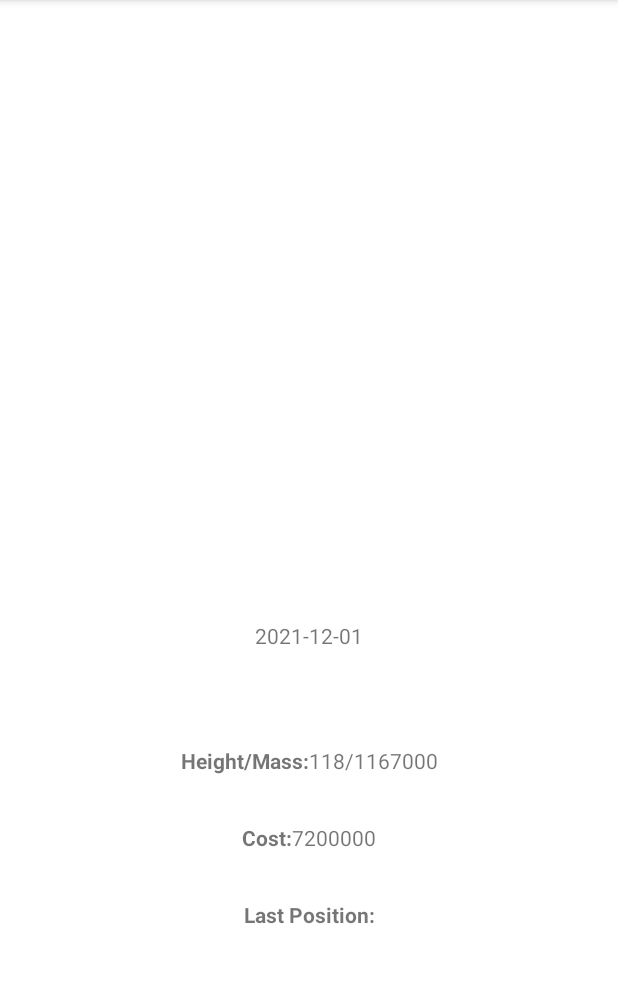
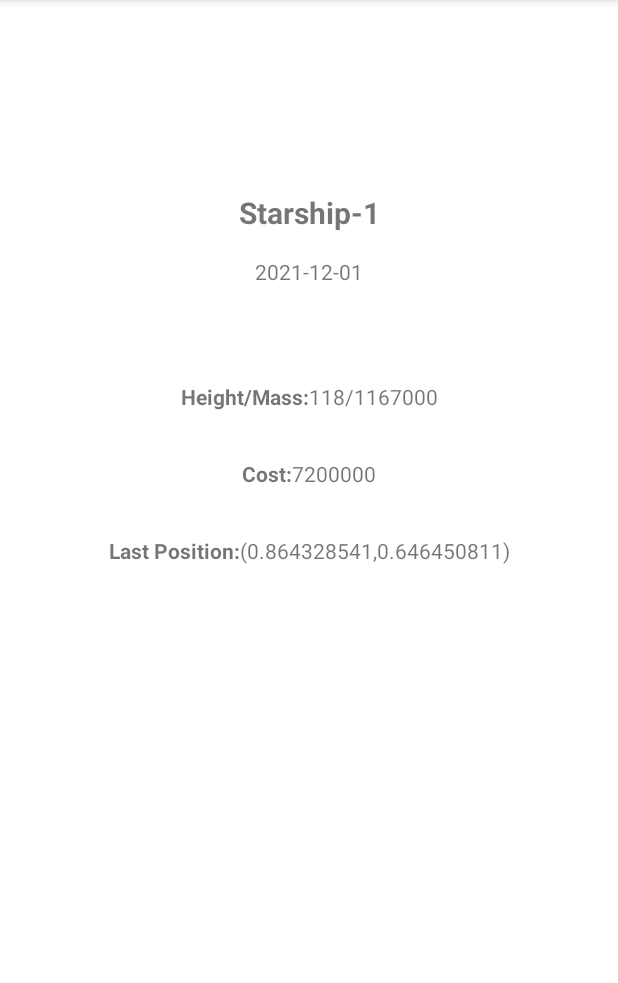
Before and after one commit to elifirembosca/Satellite, an Android app: the screen it shows after launch (MainActivity), after a tap on "Starship-1", on a phone screen of 412 x 824 dp, the part 84-1067 px from its top. Run offline under Robolectric (Android 15) with nearby library versions, the phone set to English and light mode, and no system bars; our stand-ins replace Room's generated code, data binding.

Commit message:
added positionList, added progressBar in SatelliteListScreen

```diff
--- a/app/src/main/java/com/example/satellite/data/Position.kt
+++ b/app/src/main/java/com/example/satellite/data/Position.kt
@@ -2,5 +2,5 @@ package com.example.satellite.data
 
 data class Position(
     val id: String,
-    val positionItems: List<PositionItem>
+    val positions: List<PositionItem>
 )
--- a/app/src/main/java/com/example/satellite/data/PositionsList.kt
+++ b/app/src/main/java/com/example/satellite/data/PositionsList.kt
@@ -1,5 +1,5 @@
 package com.example.satellite.data
 
 data class PositionsList(
-    val list: List<PositionItem>
+    val list: List<Position>
 )
--- a/app/src/main/java/com/example/satellite/view/satelliteDetail/SatelliteDetailFragment.kt
+++ b/app/src/main/java/com/example/satellite/view/satelliteDetail/SatelliteDetailFragment.kt
@@ -1,21 +1,35 @@
 package com.example.satellite.view.satelliteDetail
 
-import android.app.Application
 import android.os.Bundle
 import android.view.LayoutInflater
 import android.view.View
 import android.view.ViewGroup
 import androidx.fragment.app.Fragment
-import androidx.lifecycle.ViewModelProvider
+import androidx.lifecycle.*
+import com.example.satellite.data.Position
+import com.example.satellite.data.PositionsList
 import com.example.satellite.data.SatelliteDetailItem
 import com.example.satellite.databinding.FragmentSatelliteDetailBinding
+import com.example.satellite.utils.readAssetsFile
 import com.example.satellite.viewmodel.SatelliteDetailViewModel
+import com.google.gson.Gson
+import kotlinx.coroutines.*
+import kotlinx.coroutines.flow.asFlow
+import kotlinx.coroutines.flow.onEach
 
 class SatelliteDetailFragment : Fragment() {
 
     lateinit var binding: FragmentSatelliteDetailBinding
     private lateinit var viewModel: SatelliteDetailViewModel
-    var detail : SatelliteDetailItem? = null
+    private var detail: SatelliteDetailItem? = null
+    private var position: Position? = null
+
+    private val positionTimer = (1..2)
+        .asSequence()
+        .asFlow()
+        .onEach {
+            delay(3000)
+        }
 
     override fun onCreate(savedInstanceState: Bundle?) {
         super.onCreate(savedInstanceState)
@@ -28,8 +42,32 @@ class SatelliteDetailFragment : Fragment() {
         savedInstanceState: Bundle?
     ): View {
         binding = FragmentSatelliteDetailBinding.inflate(inflater, container, false)
+        getPositions()
         binding.satelliteDetail = detail
+        binding.satelliteName = requireArguments().getString("satelliteName")
         return binding.root
     }
 
+    private fun getPositions() {
+        val positionList = Gson().fromJson(
+            resources.assets.readAssetsFile("positions.json"),
+            PositionsList::class.java
+        )
+        position = positionList?.list?.filter { list ->
+            list.id == detail?.id.toString()
+        }?.get(0)
+        binding.positionData = "(${position?.positions?.get(0)?.posX}," +
+                "${position?.positions?.get(0)?.posY})"
+        updatePositions()
+    }
+
+
+    private fun updatePositions(): Job {
+        return lifecycleScope.launch {
+            positionTimer.collect {
+                binding.positionData = "(${position?.positions?.get(it)?.posX}," +
+                        "${position?.positions?.get(it)?.posY})"
+            }
+        }
+    }
 }
--- a/app/src/main/java/com/example/satellite/view/satelliteList/SatelliteListFragment.kt
+++ b/app/src/main/java/com/example/satellite/view/satelliteList/SatelliteListFragment.kt
@@ -2,9 +2,12 @@ package com.example.satellite.view.satelliteList
 
 import android.app.Application
 import android.os.Bundle
+import android.os.Handler
+import android.os.Looper
 import android.view.LayoutInflater
 import android.view.View
 import android.view.ViewGroup
+import androidx.core.view.isVisible
 import androidx.fragment.app.Fragment
 import androidx.lifecycle.ViewModelProvider
 import androidx.navigation.Navigation
@@ -22,7 +25,6 @@ class SatelliteListFragment : Fragment() {
 
     lateinit var binding: FragmentSatelliteListBinding
     private lateinit var viewModel: SatelliteListViewModel
-    private var satelliteList: SatelliteList? = null
     private var satelliteDetail: SatelliteDetail? = null
     private var selectedItem: SatelliteListItem? = null
 
@@ -38,24 +40,18 @@ class SatelliteListFragment : Fragment() {
         binding = FragmentSatelliteListBinding.inflate(inflater, container, false)
         getSatelliteList()
         setUi()
-        viewModel.satelliteDetailList.observe(viewLifecycleOwner) {
-            val detail = it.filter { list ->
-                list.id == selectedItem?.id
-            }
-            val action =
-                SatelliteListFragmentDirections.actionSatelliteListFragmentToSatelliteDetailFragment(
-                    detail[0]
-                )
-            Navigation.findNavController(requireView()).navigate(action)
-        }
         return binding.root
     }
 
     private fun getSatelliteList() {
-        satelliteList = Gson().fromJson(
+        val satelliteList = Gson().fromJson(
             resources.assets.readAssetsFile("satellite-list.json"),
             SatelliteList::class.java
         )
+        //added 4ms delay to show progress bar
+        Handler(Looper.getMainLooper()).postDelayed({
+            viewModel.satelliteList.postValue(satelliteList)
+        }, 400)
     }
 
     private fun getSatelliteDetailList() {
@@ -67,14 +63,19 @@ class SatelliteListFragment : Fragment() {
     }
 
     private fun setUi() {
-        binding.rvSatelliteList.addItemDecoration(
-            DividerItemDecoration(
-                context,
-                DividerItemDecoration.VERTICAL
-            )
-        )
-        binding.rvSatelliteList.adapter = satelliteList?.let { it ->
-            SatelliteListAdapter(it) { item ->
+        viewModel.satelliteDetailList.observe(viewLifecycleOwner) {
+            val detail = it.filter { list ->
+                list.id == selectedItem?.id
+            }
+            val action =
+                SatelliteListFragmentDirections.actionSatelliteListFragmentToSatelliteDetailFragment(
+                    detail[0], selectedItem?.name
+                )
+            Navigation.findNavController(requireView()).navigate(action)
+        }
+        viewModel.satelliteList.observe(viewLifecycleOwner) {
+            binding.loading.isVisible = false
+            binding.rvSatelliteList.adapter = SatelliteListAdapter(it) { item ->
                 selectedItem = item
                 viewModel.satelliteDetailList.value?.let {
                     viewModel.getSatelliteDetailFromDb()
@@ -83,6 +84,12 @@ class SatelliteListFragment : Fragment() {
                 }
             }
         }
+        binding.rvSatelliteList.addItemDecoration(
+            DividerItemDecoration(
+                context,
+                DividerItemDecoration.VERTICAL
+            )
+        )
     }
 
 }
--- a/app/src/main/java/com/example/satellite/viewmodel/SatelliteListViewModel.kt
+++ b/app/src/main/java/com/example/satellite/viewmodel/SatelliteListViewModel.kt
@@ -3,8 +3,10 @@ package com.example.satellite.viewmodel
 import android.app.Application
 import android.widget.Toast
 import androidx.lifecycle.AndroidViewModel
+import androidx.lifecycle.MutableLiveData
 import androidx.lifecycle.viewModelScope
 import com.example.satellite.data.SatelliteDetailItem
+import com.example.satellite.data.SatelliteList
 import com.example.satellite.db.SatelliteDetailDatabase
 import com.example.satellite.utils.SingleLiveData
 import kotlinx.coroutines.launch
@@ -12,6 +14,7 @@ import kotlinx.coroutines.launch
 class SatelliteListViewModel(application: Application) : AndroidViewModel(application) {
 
     var satelliteDetailList = SingleLiveData<List<SatelliteDetailItem>>()
+    var satelliteList = MutableLiveData<SatelliteList>()
 
      fun getSatelliteDetailFromDb() {
         viewModelScope.launch {
--- a/app/src/main/res/layout/fragment_satellite_detail.xml
+++ b/app/src/main/res/layout/fragment_satellite_detail.xml
@@ -10,7 +10,7 @@
             type="String" />
 
         <variable
-            name="position"
+            name="positionData"
             type="String" />
 
         <variable
@@ -31,7 +31,7 @@
             android:text="@{satelliteName}"
             android:textSize="20sp"
             android:textStyle="bold"
-            app:layout_constraintBottom_toBottomOf="parent"
+            android:layout_marginTop="128dp"
             app:layout_constraintEnd_toEndOf="parent"
             app:layout_constraintStart_toStartOf="parent"
             app:layout_constraintTop_toTopOf="parent"
@@ -102,7 +102,7 @@
             android:layout_width="wrap_content"
             android:layout_height="wrap_content"
             android:layout_marginTop="32dp"
-            android:text="@{position}"
+            android:text="@{positionData}"
             app:layout_constraintEnd_toEndOf="parent"
             app:layout_constraintStart_toEndOf="@+id/position_title"
             app:layout_constraintTop_toBottomOf="@id/cost"
--- a/app/src/main/res/layout/fragment_satellite_list.xml
+++ b/app/src/main/res/layout/fragment_satellite_list.xml
@@ -1,6 +1,5 @@
 <?xml version="1.0" encoding="utf-8"?>
 <androidx.constraintlayout.widget.ConstraintLayout xmlns:android="http://schemas.android.com/apk/res/android"
-    xmlns:tools="http://schemas.android.com/tools"
     android:layout_width="match_parent"
     android:layout_height="match_parent"
     xmlns:app="http://schemas.android.com/apk/res-auto">
@@ -16,4 +15,13 @@
         app:layout_constraintEnd_toEndOf="parent"
         app:layout_constraintStart_toStartOf="parent"
         app:layout_constraintTop_toTopOf="parent" />
+
+    <ProgressBar
+        android:id="@+id/loading"
+        android:layout_width="wrap_content"
+        android:layout_height="wrap_content"
+        app:layout_constraintBottom_toBottomOf="parent"
+        app:layout_constraintEnd_toEndOf="parent"
+        app:layout_constraintStart_toStartOf="parent"
+        app:layout_constraintTop_toTopOf="parent" />
 </androidx.constraintlayout.widget.ConstraintLayout>
--- a/app/src/main/res/navigation/nav_graph.xml
+++ b/app/src/main/res/navigation/nav_graph.xml
@@ -13,6 +13,10 @@
             <argument
                 android:name="satelliteDetail"
                 app:argType="com.example.satellite.data.SatelliteDetailItem" />
+            <argument
+                android:name="satelliteName"
+                app:nullable="true"
+                app:argType="string" />
         </action>
     </fragment>
     <fragment
```
